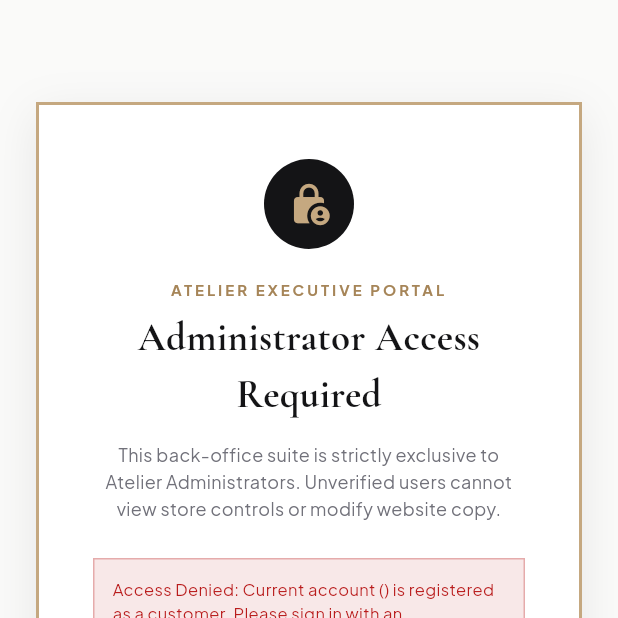
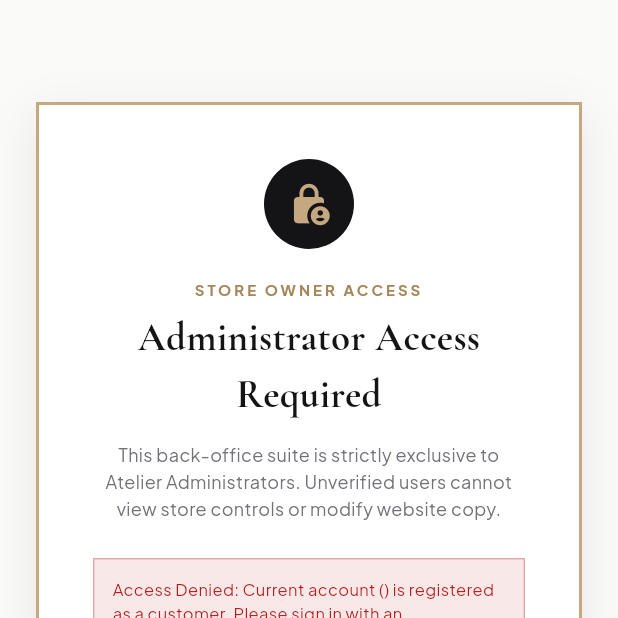
Before and after one commit to olamideQA/demoonlinebags, a Flutter app: the AdminScreen screen opened by its route, on a phone screen of 412 x 824 dp, the top half of it. Run offline on Flutter 3.47's test engine with Material 3 defaults, Android fonts, the phone set to English and light mode, and no system bars; our stand-ins replace flutter_riverpod, go_router, google_fonts, supabase_flutter; accounts and stored records are empty; network calls fail.

Commit message:
fix(public): hide admin links from shoppers, owner-only Manage Store

```diff
--- a/lib/features/account/account_screen.dart
+++ b/lib/features/account/account_screen.dart
@@ -1409,7 +1409,7 @@
                         const Icon(Icons.admin_panel_settings, color: AppTheme.primaryGold, size: 20),
                         const SizedBox(width: 8),
                         Text(
-                          'EXECUTIVE ADMINISTRATOR CONTROLS',
+                          'STORE OWNER CONTROLS',
                           style: GoogleFonts.plusJakartaSans(
                             color: AppTheme.primaryGold,
                             fontSize: 11,
@@ -1421,7 +1421,7 @@
                     ),
                     const SizedBox(height: 6),
                     Text(
-                      'You are authenticated as an Atelier Administrator. You have full privileges to edit site copy, manage products, configure pairings, and update orders.',
+                      'You are signed in as the store owner. Manage products, orders and website text here.',
                       style: GoogleFonts.plusJakartaSans(color: Colors.white70, fontSize: 11.5, height: 1.5),
                     ),
                     const SizedBox(height: 14),
@@ -1432,7 +1432,7 @@
                         shape: const RoundedRectangleBorder(borderRadius: BorderRadius.zero),
                       ),
                       onPressed: () => context.go('/admin'),
-                      child: const Text('OPEN ATELIER CMS & ADMIN PORTAL', style: TextStyle(fontSize: 11, fontWeight: FontWeight.bold)),
+                      child: const Text('MANAGE STORE', style: TextStyle(fontSize: 11, fontWeight: FontWeight.bold)),
                     ),
                   ],
                 ),
--- a/lib/features/admin/admin_screen.dart
+++ b/lib/features/admin/admin_screen.dart
@@ -305,7 +305,7 @@
                   ),
                   const SizedBox(height: 20),
                   Text(
-                    'ATELIER EXECUTIVE PORTAL',
+                    'STORE OWNER ACCESS',
                     style: GoogleFonts.plusJakartaSans(
                       fontSize: 10,
                       fontWeight: FontWeight.bold,
--- a/lib/features/common/luxury_footer.dart
+++ b/lib/features/common/luxury_footer.dart
@@ -2,6 +2,7 @@
 import 'package:flutter_riverpod/flutter_riverpod.dart';
 import 'package:go_router/go_router.dart';
 import 'package:google_fonts/google_fonts.dart';
+import '../../core/providers/auth_provider.dart';
 import '../../core/providers/site_settings_provider.dart';
 import '../../core/theme/app_theme.dart';
 
@@ -11,6 +12,7 @@
   @override
   Widget build(BuildContext context, WidgetRef ref) {
     final siteSettings = ref.watch(siteSettingsProvider);
+    final isAdmin = ref.watch(authProvider).isAdmin;
     final isMobile = MediaQuery.of(context).size.width < 900;
 
     return Container(
@@ -124,7 +126,7 @@
                   InkWell(
                     onTap: () => context.go('/account'),
                     child: Text(
-                      'CLIENT SUITE (MY ACCOUNT)',
+                      'MY ACCOUNT',
                       style: GoogleFonts.plusJakartaSans(
                         color: Colors.white70,
                         fontSize: 10,
@@ -133,10 +135,12 @@
                       ),
                     ),
                   ),
+                  // Owner-only. Never visible to shoppers.
+                  if (isAdmin)
                     InkWell(
                       onTap: () => context.go('/admin'),
                       child: Text(
-                      'ATELIER CMS & ADMIN',
+                        'MANAGE STORE',
                         style: GoogleFonts.plusJakartaSans(
                           color: AppTheme.primaryGold,
                           fontSize: 10,
```
Lines whose indentation alone changed are shown as unchanged.
